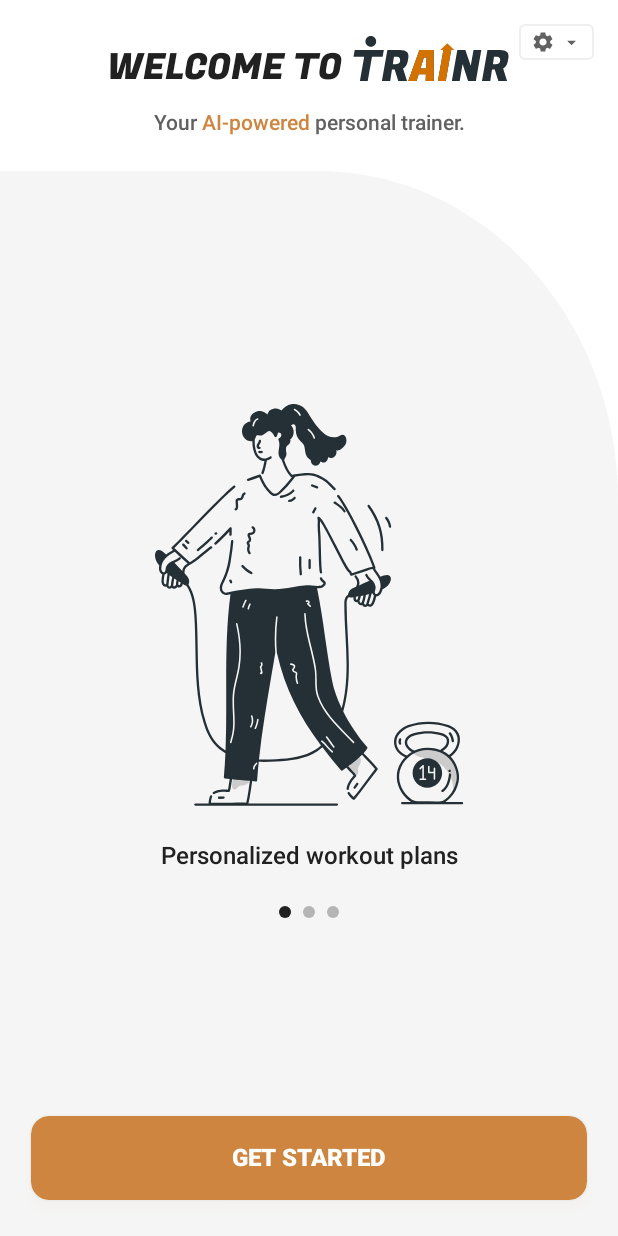
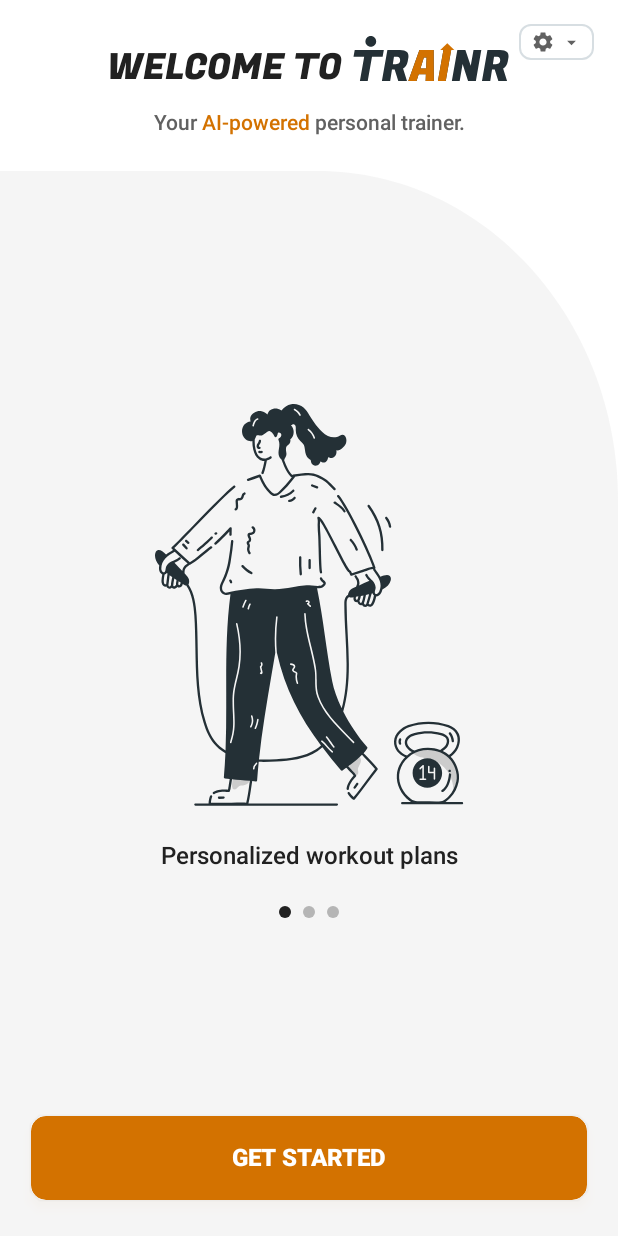
Before and after one commit to jerichomagallanes/Trainr, an Android app built with Jetpack Compose: the screen it shows after launch (MainActivity), on a phone screen of 412 x 824 dp. Run offline under Robolectric (Android 15) with nearby library versions, the light colour scheme and no system bars; our stand-ins replace Dagger/Hilt's generated code, Room's generated code; libraries missing offline, so code that uses them is left out: androidx.hilt.lifecycle.

Commit message:
refactor(ui): align theme with the figma design system (#11)

```diff
--- a/app/src/main/java/com/jericx/trainr/presentation/common/theme/Color.kt
+++ b/app/src/main/java/com/jericx/trainr/presentation/common/theme/Color.kt
@@ -2,48 +2,42 @@ package com.jericx.trainr.presentation.common.theme
 
 import androidx.compose.ui.graphics.Color
 
-/**
- * trAInr Color Palette
- *
- * Color naming convention:
- * - Primary colors: Orange tones for energy and motivation
- * - Neutral colors: Gray scale for UI elements
- * - Semantic colors: Functional colors for states
- */
+// Values taken from the Figma mockups. The design has no Figma variables, so
+// this file is the single source of truth for them.
 
-// Primary Brand Colors
-val Orange700 = Color(0xFF8B5A2B)  // #8B5A2B - Dark Brown-Orange
-val Orange500 = Color(0xFFCD853F)  // #CD853F - Main Orange (Peru)
-val Orange300 = Color(0xFFDEB887)  // #DEB887 - Light Orange (Burlywood)
+// Brand
+val Orange500 = Color(0xFFD37200)
+val Orange700 = Color(0xFF8B5A2B)
+val Orange300 = Color(0xFFDEB887)
 
-// Neutral Colors - Grayscale
-val Gray900 = Color(0xFF212121)   // #212121 - Almost Black
-val Gray800 = Color(0xFF424242)   // #424242 - Dark Gray
-val Gray700 = Color(0xFF616161)   // #616161 - Medium Dark Gray
-val Gray500 = Color(0xFF9E9E9E)   // #9E9E9E - Medium Gray
-val Gray300 = Color(0xFFE0E0E0)   // #E0E0E0 - Light Gray
+// Neutrals
+val Slate800 = Color(0xFF243036)
+val OutlineGray = Color(0xFFB0BEC5)
+val TextMuted = Color(0xFF626262)
+val DividerGray = Color(0xFFD9D9D9)
+
+val Gray900 = Color(0xFF212121)
+val Gray800 = Color(0xFF424242)
+val Gray700 = Color(0xFF616161)
+val Gray500 = Color(0xFF9E9E9E)
+val Gray300 = Color(0xFFE0E0E0)
 val Gray200 = Color(0xFFEEEEEE)
-val Gray100 = Color(0xFFF5F5F5)   // #F5F5F5 - Off White
+val Gray100 = Color(0xFFF5F5F5)
 
-// Accent Colors
-val Red700 = Color(0xFF8B1A1A)    // #8B1A1A - Dark Red/Maroon
-val Blue500 = Color(0xFF5DADE2)   // #5DADE2 - Light Blue
+// Accents
+val Red700 = Color(0xFF8B1A1A)
+val Blue500 = Color(0xFF5DADE2)
 
-// Semantic Colors (States)
-val GreenSuccess = Color(0xFF4CAF50)  // #4CAF50 - Success Green
-val RedError = Color(0xFFE74C3C)      // #E74C3C - Error Red
-val YellowWarning = Color(0xFFF39C12) // #F39C12 - Warning Yellow
+// Semantic
+val GreenSuccess = Color(0xFF4CAF50)
+val RedError = Color(0xFFE74C3C)
+val YellowWarning = Color(0xFFF39C12)
 
-// Workout Screen Colors
-val Slate800 = Color(0xFF243036)          // #243036 - Card headers and primary text
-val AccentOrange = Color(0xFFD37200)      // #D37200 - Primary actions and links
-val OutlineGray = Color(0xFFB0BEC5)       // #B0BEC5 - Card borders
+// Workout status
+val StatusCompleted = Color(0xFF5F8C32)
+val StatusInProgress = Orange500
+val StatusNotStarted = TextMuted
 
-// Workout Status Colors
-val StatusCompleted = Color(0xFF5F8C32)   // #5F8C32 - Completed Green
-val StatusInProgress = AccentOrange
-val StatusNotStarted = Color(0xFF626262)  // #626262 - Not Started Gray
-
-// Surface Colors
-val SurfaceLight = Color(0xFFFAFAFA)  // #FAFAFA - Light Background
-val SurfaceDark = Color(0xFF121212)   // #121212 - Dark Background
+// Surfaces
+val SurfaceLight = Color(0xFFFAFAFA)
+val SurfaceDark = Color(0xFF121212)
--- a/app/src/main/java/com/jericx/trainr/presentation/common/theme/Shape.kt
+++ b/app/src/main/java/com/jericx/trainr/presentation/common/theme/Shape.kt
@@ -5,7 +5,7 @@ import androidx.compose.material3.Shapes
 import androidx.compose.ui.unit.dp
 
 val Shapes = Shapes(
-    small = RoundedCornerShape(4.dp),
-    medium = RoundedCornerShape(12.dp),
-    large = RoundedCornerShape(16.dp)
+    small = RoundedCornerShape(8.dp),
+    medium = RoundedCornerShape(10.dp),
+    large = RoundedCornerShape(10.dp)
 )
--- a/app/src/main/java/com/jericx/trainr/presentation/common/theme/Spacing.kt
+++ b/app/src/main/java/com/jericx/trainr/presentation/common/theme/Spacing.kt
@@ -9,4 +9,7 @@ object Spacing {
     val large = 24.dp
     val extraLarge = 32.dp
     val huge = 48.dp
+
+    val card = 15.dp
+    val screen = 20.dp
 }
--- a/app/src/main/java/com/jericx/trainr/presentation/common/theme/Theme.kt
+++ b/app/src/main/java/com/jericx/trainr/presentation/common/theme/Theme.kt
@@ -30,6 +30,13 @@ private val DarkColorScheme = darkColorScheme(
     onTertiary = Color.White,
 
     background = SurfaceDark,
+    surfaceContainerLowest = Color(0xFF0D0D0D),
+    surfaceContainerLow = Gray900,
+    surfaceContainer = Gray900,
+    surfaceContainerHigh = Gray800,
+    surfaceContainerHighest = Gray800,
+    outline = Gray700,
+    outlineVariant = Gray800,
     onBackground = Gray100,
 
     surface = Gray900,
@@ -40,8 +47,6 @@ private val DarkColorScheme = darkColorScheme(
     error = RedError,
     onError = Color.White,
 
-    outline = Gray700,
-    outlineVariant = Gray800,
 
     scrim = Color.Black.copy(alpha = 0.5f)
 )
@@ -63,6 +68,13 @@ private val LightColorScheme = lightColorScheme(
     onTertiaryContainer = Gray900,
 
     background = Color.White,
+    surfaceContainerLowest = Color.White,
+    surfaceContainerLow = Color.White,
+    surfaceContainer = Color.White,
+    surfaceContainerHigh = Color.White,
+    surfaceContainerHighest = Gray100,
+    outline = OutlineGray,
+    outlineVariant = DividerGray,
     onBackground = Gray900,
 
     surface = Color.White,
@@ -75,8 +87,6 @@ private val LightColorScheme = lightColorScheme(
     onError = Color.White,
     onErrorContainer = RedError,
 
-    outline = Gray300,
-    outlineVariant = Gray300.copy(alpha = 0.5f),
 
     scrim = Color.Black.copy(alpha = 0.3f)
 )
--- a/app/src/main/java/com/jericx/trainr/presentation/workout/components/WorkoutStatusChip.kt
+++ b/app/src/main/java/com/jericx/trainr/presentation/workout/components/WorkoutStatusChip.kt
@@ -5,7 +5,7 @@ import androidx.compose.foundation.layout.Arrangement
 import androidx.compose.foundation.layout.Column
 import androidx.compose.foundation.layout.PaddingValues
 import androidx.compose.foundation.layout.padding
-import androidx.compose.foundation.shape.RoundedCornerShape
+import androidx.compose.material3.MaterialTheme
 import androidx.compose.material3.Text
 import androidx.compose.runtime.Composable
 import androidx.compose.ui.Modifier
@@ -30,7 +30,7 @@ fun WorkoutStatusChip(
         fontSize = 12.sp,
         fontWeight = FontWeight.Medium,
         modifier = modifier
-            .background(status.chipColor, RoundedCornerShape(8.dp))
+            .background(status.chipColor, MaterialTheme.shapes.small)
             .padding(PaddingValues(horizontal = Spacing.small, vertical = 3.dp))
     )
 }
```
Also changed, not shown: app/src/main/java/com/jericx/trainr/presentation/common/theme/Font.kt (added, +13 -0 lines), app/src/main/java/com/jericx/trainr/presentation/onboarding/components/typography/OnboardingScreenTitle.kt (+5 -9 lines), app/src/main/java/com/jericx/trainr/presentation/workout/WeeklyPlanScreen.kt (+7 -10 lines), app/src/main/java/com/jericx/trainr/presentation/workout/components/WorkoutDayCard.kt (+6 -8 lines), app/src/main/res/font/rubik_bold.ttf (added), app/src/main/res/font/rubik_regular.ttf (added), 2 other files.
